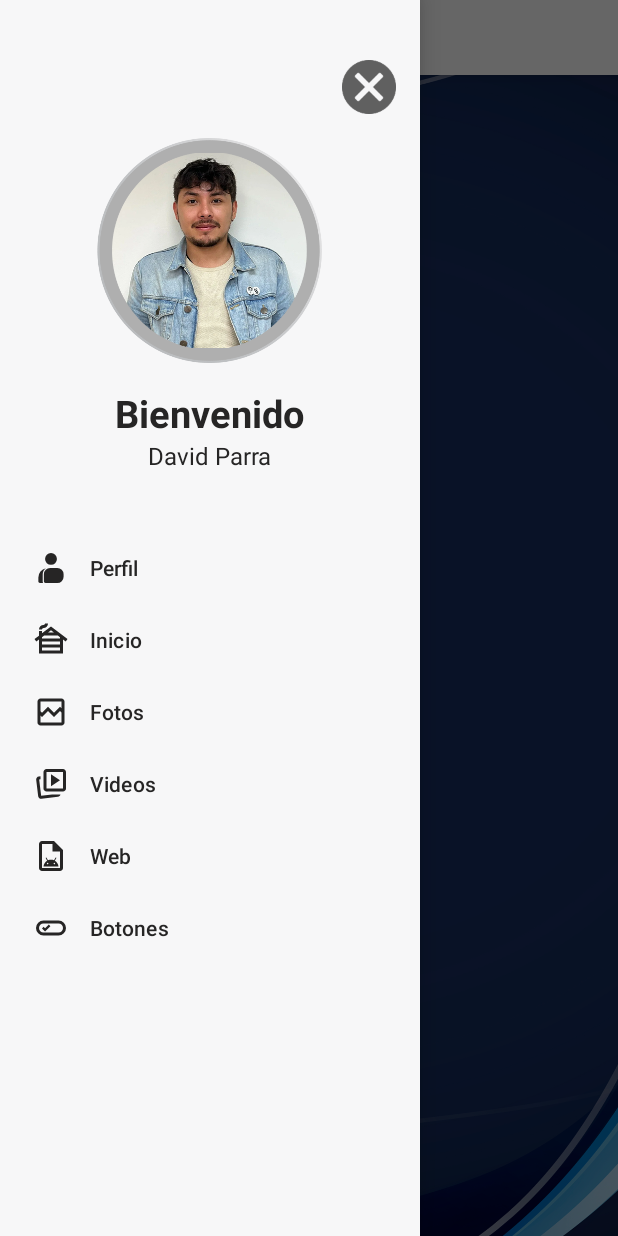
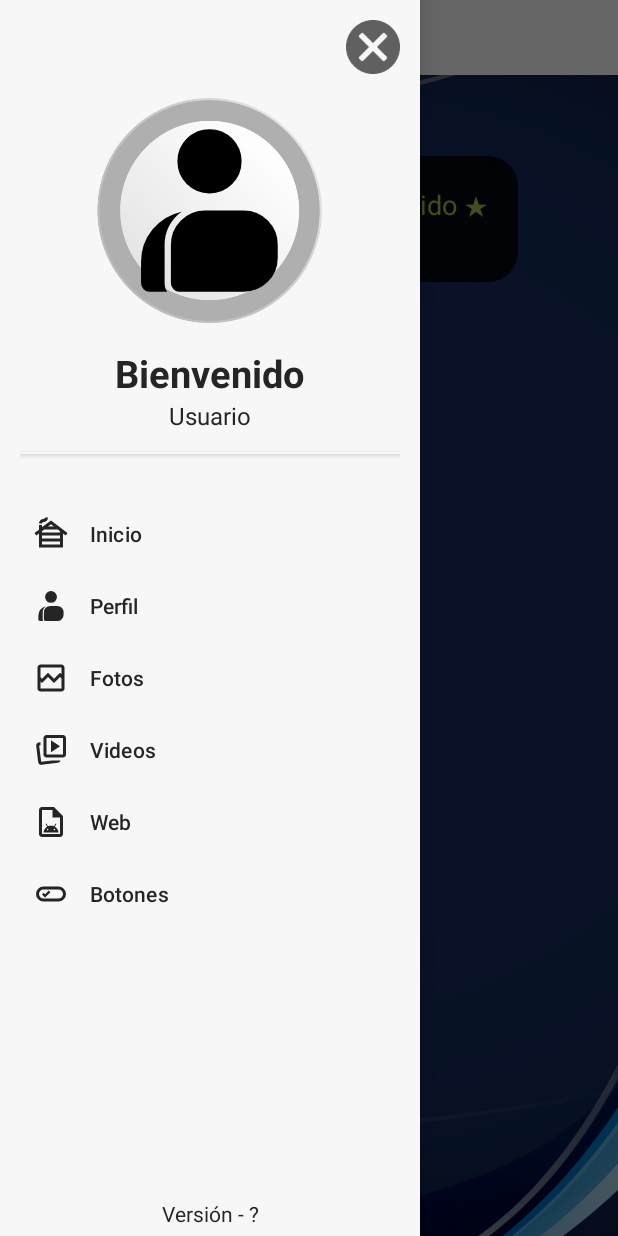
Before and after one commit to Davidhunter13/mi_app, an Android app: the InicioActivity screen opened directly, with no data from a screen before it, with the side drawer open, on a phone screen of 412 x 824 dp. Run offline under Robolectric (Android 15) with nearby library versions, the phone set to English and light mode, and no system bars.

Commit message:
Creación del home

```diff
--- a/app/src/main/java/com/mi_app/BaseActivity.kt
+++ b/app/src/main/java/com/mi_app/BaseActivity.kt
@@ -3,6 +3,8 @@ package com.mi_app
 import android.content.Intent
 import android.os.Bundle
 import android.widget.ImageButton
+import android.widget.TextView
+import android.widget.ImageView
 import androidx.appcompat.app.AppCompatActivity
 import androidx.core.view.GravityCompat
 import androidx.drawerlayout.widget.DrawerLayout
@@ -36,11 +38,62 @@ open class BaseActivity : AppCompatActivity() {
 
         // Items del menú
         navView.setNavigationItemSelectedListener { menuItem ->
-            when(menuItem.itemId){
-                R.id.navInicio -> startActivity(Intent(this, InicioActivity::class.java))
+            when (menuItem.itemId) {
+                R.id.navInicio -> {
+                    // Solo abrir si no estamos ya en InicioActivity
+                    if (this !is InicioActivity) {
+                        startActivity(Intent(this, InicioActivity::class.java))
+                    }
+                }
+                // Otros items...
             }
             drawerLayout.closeDrawer(GravityCompat.START)
             true
         }
+
+        val navView = findViewById<NavigationView>(R.id.navView)
+
+        // Hacer que el NavigationView respete notch y botones de navegación
+        navView.setOnApplyWindowInsetsListener { view, insets ->
+            view.setPadding(
+                view.paddingLeft,
+                insets.systemWindowInsetTop,    // margen arriba (barra de estado / notch)
+                view.paddingRight,
+                insets.systemWindowInsetBottom  // margen abajo (botones de navegación)
+            )
+            insets.consumeSystemWindowInsets()
+        }
+
+
     }
+
+
+    fun datosHeader(nombre: String? = null, nombre_foto: String? = null, version: String? = null) {
+        val navView = findViewById<NavigationView>(R.id.navView)
+        // Header: obtener la vista del header
+        val headerView = navView.getHeaderView(0)
+
+        // Nombre de usuario
+        val tvNombreUsuario = headerView.findViewById<TextView>(R.id.tvNombreUsuario)
+        tvNombreUsuario.text = nombre ?: "Usuario"
+
+        // Foto de perfil
+        val ivFotoPerfil = headerView.findViewById<ImageView>(R.id.ivFotoPerfil)
+
+        // Intentar cargar la foto desde drawable con el prefijo "carpeta"
+        val resId = nombre_foto?.let { resources.getIdentifier("${it}", "drawable", packageName) }
+
+        if (resId != null && resId != 0) {
+            ivFotoPerfil.setImageResource(resId)
+        } else {
+            // Si no existe la imagen, usar un recurso por defecto
+            ivFotoPerfil.setImageResource(R.drawable.ic_perfil)
+        }
+
+        // Footer: versión dinámica
+        val tvVersionFooter = navView.findViewById<TextView>(R.id.tvVersionFooter)
+        tvVersionFooter.text = "Versión - ${version ?: "?"}"
+    }
+
+
 }
--- a/app/src/main/java/com/mi_app/InicioActivity.kt
+++ b/app/src/main/java/com/mi_app/InicioActivity.kt
@@ -1,6 +1,7 @@
 package com.mi_app
 
 import android.os.Bundle
+import android.widget.ImageView
 import android.widget.TextView
 import androidx.appcompat.app.AppCompatActivity
 
@@ -9,16 +10,34 @@ class InicioActivity : BaseActivity() {
         super.onCreate(savedInstanceState)
         setContentView(R.layout.inicio)
 
+        val nombre = intent.getStringExtra("nombre")
+        val correo = intent.getStringExtra("correo")
+        val carpeta = intent.getStringExtra("carpeta")
+
         // Configurar el Drawer
         setupDrawer(
             findViewById(R.id.drawerLayout),
-            findViewById(R.id.navView)
+            findViewById(R.id.navView),
         )
-
-        val nombre = intent.getStringExtra("nombre")
-        val correo = intent.getStringExtra("correo")
+        // Configurar datos del header
+        val versionName = packageManager
+            .getPackageInfo(packageName, 0).versionName
+        datosHeader(nombre,carpeta, versionName)
 
         findViewById<TextView>(R.id.tvNombre).text = nombre
-        findViewById<TextView>(R.id.tvCorreo).text = correo
+
+        // Foto de perfil
+        val ivFotoPerfil = findViewById<ImageView>(R.id.ivFotoPerfilHome)
+
+        // Intentar cargar la foto desde drawable con el prefijo "carpeta"
+        val resId = carpeta?.let { resources.getIdentifier("${it}", "drawable", packageName) }
+
+        if (resId != null && resId != 0) {
+            ivFotoPerfil.setImageResource(resId)
+        } else {
+            // Si no existe la imagen, usar un recurso por defecto
+            ivFotoPerfil.setImageResource(R.drawable.ic_perfil)
+        }
+
     }
 }
--- a/app/src/main/java/com/mi_app/home.kt
+++ b/app/src/main/java/com/mi_app/home.kt
@@ -17,7 +17,7 @@ class Home : AppCompatActivity() {
 
     // Base de datos en memoria (array)
     private val usuarios = arrayListOf(
-        Usuario("David Parra", "david@gmail.com", "1234" ,"david"),
+        Usuario("David Ronaldo Parra Buitrago", "david@gmail.com", "1234" ,"david"),
         Usuario("lorena", "lorena@gmail.com", "abcd" , "lorena"),
     )
 
@@ -60,6 +60,7 @@ class Home : AppCompatActivity() {
                     val intent = android.content.Intent(this, InicioActivity::class.java)
                     intent.putExtra("nombre", usuario.nombre)
                     intent.putExtra("correo", usuario.correo)
+                    intent.putExtra("carpeta", usuario.carpeta)
                     startActivity(intent)
 
                 } else {
--- /dev/null
+++ b/app/src/main/res/drawable/bg_redondeado_derecha.xml
@@ -0,0 +1,11 @@
+<shape xmlns:android="http://schemas.android.com/apk/res/android"
+    android:shape="rectangle">
+
+    <solid android:color="@color/fondo_oscuro" />
+
+    <corners
+        android:topRightRadius="20dp"
+        android:bottomRightRadius="20dp"
+        android:topLeftRadius="0dp"
+        android:bottomLeftRadius="0dp"/>
+</shape>
--- a/app/src/main/res/layout/inicio.xml
+++ b/app/src/main/res/layout/inicio.xml
@@ -8,53 +8,110 @@
 
     <!-- Contenido principal -->
     <LinearLayout
-        android:orientation="vertical"
         android:layout_width="match_parent"
-        android:layout_height="match_parent">
+        android:layout_height="match_parent"
+        android:orientation="vertical">
 
         <!-- Toolbar -->
 
         <include layout="@layout/header" />
 
 
-        <!-- Contenido de la Activity -->
         <LinearLayout
-            android:orientation="vertical"
             android:layout_width="match_parent"
             android:layout_height="match_parent"
-            android:gravity="center"
-            android:padding="16dp">
+            android:orientation="vertical"
+            android:padding="20dp">
 
-            <TextView
-                android:id="@+id/tvNombre"
-                android:textSize="24sp"
-                android:textColor="@android:color/black"
-                android:layout_marginBottom="16dp"
-                android:layout_width="wrap_content"
-                android:layout_height="wrap_content" />
+            <!-- Contenido de la Activity -->
+            <LinearLayout
+                android:layout_width="match_parent"
+                android:layout_height="wrap_content"
+                android:gravity="center_horizontal"
+                android:orientation="horizontal"
+                android:padding="16dp">
 
-            <TextView
-                android:id="@+id/tvCorreo"
-                android:textSize="18sp"
-                android:textColor="@android:color/black"
-                android:layout_width="wrap_content"
-                android:layout_height="wrap_content" />
+                <LinearLayout
+                    android:layout_width="wrap_content"
+                    android:layout_height="wrap_content"
+                    android:gravity="center_vertical"
+                    android:orientation="horizontal">
+
+                    <!-- Texto de bienvenida -->
+                    <FrameLayout
+                        android:layout_width="120dp"
+                        android:layout_height="120dp"
+                        android:background="@drawable/circle_border"
+                        android:clipToOutline="true"
+                        android:padding="10dp"
+                        android:elevation="1dp"
+
+                        >
+
+                        <ImageView
+                            android:id="@+id/ivFotoPerfilHome"
+                            android:layout_width="match_parent"
+                            android:layout_height="match_parent"
+                            android:contentDescription="Foto de perfil"
+                            android:scaleType="centerCrop"
+                            android:src="@drawable/david"
+                            />
+
+                    </FrameLayout>
+
+                    <LinearLayout
+                        android:layout_width="wrap_content"
+                        android:layout_height="wrap_content"
+                        android:gravity="center"
+                        android:orientation="vertical"
+                        android:padding="20dp"
+                        android:paddingStart="20dp"
+                        android:paddingEnd="20dp"
+                        android:layout_marginStart="-10dp"
+                        android:background="@drawable/bg_redondeado_derecha"
+                        >
+
+
+                        <TextView
+                            android:layout_width="wrap_content"
+                            android:layout_height="wrap_content"
+                            android:text="★ Bienvenido ★"
+                            android:textColor="@color/verde"
+                            android:textSize="18sp" />
+
+                        <TextView
+                            android:id="@+id/tvNombre"
+                            android:gravity="center"
+                            android:layout_width="wrap_content"
+                            android:layout_height="wrap_content"
+                            android:text="David Ronaldo Parra Buitrago"
+                            android:textColor="@color/white"
+                            android:textSize="14sp" />
+                    </LinearLayout>
+                </LinearLayout>
+
+            </LinearLayout>
 
         </LinearLayout>
+
     </LinearLayout>
 
     <!-- Menú lateral (Drawer) -->
     <com.google.android.material.navigation.NavigationView
-        android:paddingTop="24dp"
         android:id="@+id/navView"
         android:layout_width="280dp"
         android:layout_height="match_parent"
         android:layout_gravity="start"
         android:background="@color/gris_blanco"
         app:headerLayout="@layout/nav_header"
-        app:menu="@menu/nav_menu"
+        app:itemIconTint="@color/gris_letra"
         app:itemTextColor="@color/gris_letra"
-        app:itemIconTint="@color/gris_letra"
-        />
+        app:menu="@menu/nav_menu">
+
+        <!-- Footer manual -->
+        <include layout="@layout/nav_footer" />
+
+    </com.google.android.material.navigation.NavigationView>
+
 
 </androidx.drawerlayout.widget.DrawerLayout>
--- /dev/null
+++ b/app/src/main/res/layout/nav_footer.xml
@@ -0,0 +1,19 @@
+<?xml version="1.0" encoding="utf-8"?>
+<LinearLayout
+    xmlns:android="http://schemas.android.com/apk/res/android"
+    android:layout_width="match_parent"
+    android:layout_height="match_parent"
+    android:orientation="vertical"
+    android:gravity="bottom"
+    android:padding="5dp"
+    android:background="@android:color/transparent">
+
+    <TextView
+        android:id="@+id/tvVersionFooter"
+        android:layout_width="match_parent"
+        android:layout_height="wrap_content"
+        android:text="v1.0.0"
+        android:textColor="@color/gris_letra"
+        android:textSize="14sp"
+        android:gravity="center"/>
+</LinearLayout>
--- a/app/src/main/res/layout/nav_header.xml
+++ b/app/src/main/res/layout/nav_header.xml
@@ -2,14 +2,16 @@
 <ScrollView xmlns:android="http://schemas.android.com/apk/res/android"
     android:layout_width="match_parent"
     android:layout_height="match_parent"
-    android:background="@android:color/transparent">
+    android:background="@android:color/transparent"
+    android:fitsSystemWindows="false">
 
     <LinearLayout
         android:layout_width="match_parent"
         android:layout_height="wrap_content"
         android:orientation="vertical"
         android:background="@color/gris_blanco"
-        android:padding="16dp">
+        android:padding="13dp"
+        >
 
         <!-- Botón cerrar -->
         <ImageButton
@@ -22,27 +24,28 @@
             android:src="@drawable/ic_close" />
 
         <!-- Foto de perfil circular con borde -->
+
+        <!-- Texto de bienvenida -->
         <FrameLayout
             android:layout_width="150dp"
             android:layout_height="150dp"
             android:layout_gravity="center"
+            android:layout_marginTop="16dp"
+            android:layout_marginBottom="16dp"
             android:background="@drawable/circle_border"
             android:clipToOutline="true"
-            android:padding="10dp"
-            android:layout_marginTop="16dp"
-            android:layout_marginBottom="16dp">
+            android:padding="10dp">
 
             <ImageView
                 android:id="@+id/ivFotoPerfil"
                 android:layout_width="match_parent"
                 android:layout_height="match_parent"
+                android:contentDescription="Foto de perfil"
                 android:scaleType="centerCrop"
-                android:src="@drawable/foto_usuario"
-                android:contentDescription="Foto de perfil" />
+                android:src="@drawable/david" />
 
         </FrameLayout>
 
-        <!-- Texto de bienvenida -->
         <TextView
             android:id="@+id/tvBienvenido"
             android:layout_width="wrap_content"
@@ -59,11 +62,17 @@
             android:layout_height="wrap_content"
             android:layout_gravity="center"
             android:textColor="@color/gris_letra"
-            android:layout_marginBottom="16dp"
+            android:layout_marginBottom="5dp"
             android:text="David Parra"
             android:textSize="16sp" />
-
-        <!-- Aquí puedes añadir más secciones, botones o menús del Drawer -->
+        <!-- Línea horizontal (como <hr>) -->
+        <View
+            android:layout_width="match_parent"
+            android:layout_height="1dp"
+            android:layout_marginVertical="8dp"
+            android:background="@color/gris_borde"
+            android:elevation="2dp"/>
 
     </LinearLayout>
+
 </ScrollView>
--- a/app/src/main/res/menu/nav_menu.xml
+++ b/app/src/main/res/menu/nav_menu.xml
@@ -1,34 +1,36 @@
 <?xml version="1.0" encoding="utf-8"?>
-<menu xmlns:android="http://schemas.android.com/apk/res/android" >
+
+<menu xmlns:android="http://schemas.android.com/apk/res/android">
+
+    <item
+        android:id="@+id/navInicio"
+        android:icon="@drawable/ic_inicio"
+        android:title="Inicio" />
 
     <item
         android:id="@+id/navPerfil"
-        android:title="Perfil"
-        android:icon="@drawable/ic_perfil" />
-
-    <item
-        android:id="@+id/navInicio"
-        android:title="Inicio"
-        android:icon="@drawable/ic_inicio" />
+        android:icon="@drawable/ic_perfil"
+        android:title="Perfil" />
 
     <item
         android:id="@+id/navFotos"
-        android:title="Fotos"
-        android:icon="@drawable/ic_fotos" />
+        android:icon="@drawable/ic_fotos"
+        android:title="Fotos" />
 
     <item
         android:id="@+id/navVideos"
-        android:title="Videos"
-        android:icon="@drawable/ic_videos" />
+        android:icon="@drawable/ic_videos"
+        android:title="Videos" />
 
     <item
         android:id="@+id/navWeb"
-        android:title="Web"
-        android:icon="@drawable/ic_web" />
+        android:icon="@drawable/ic_web"
+        android:title="Web" />
 
     <item
         android:id="@+id/navBotones"
-        android:title="Botones"
-        android:icon="@drawable/ic_botones" />
+        android:icon="@drawable/ic_botones"
+        android:title="Botones" />
+
 
 </menu>
--- a/app/src/main/res/values/colors.xml
+++ b/app/src/main/res/values/colors.xml
@@ -15,4 +15,7 @@
     <color name="botones">#2460B6</color>
     <color name="gris_blanco">#F7F7F8</color>
     <color name="gris_letra">#262525</color>
+    <color name="gris_borde">#F7F7F8</color>
+    <color name="verde">#9DC44D</color>
+    <color name="fondo_oscuro">#D8000000</color>
 </resources>
```
Also changed, not shown: app/src/main/res/drawable/david.png (renamed from app/src/main/res/drawable/foto_usuario.png), app/src/main/res/drawable/david/foto_usuario.png (added).
